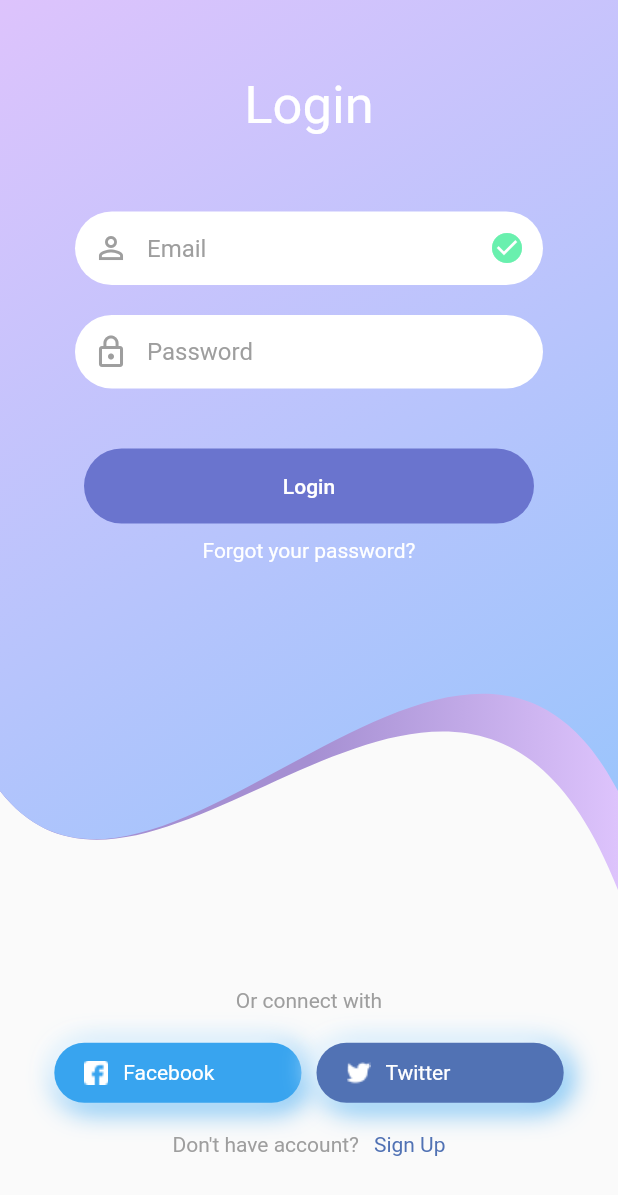
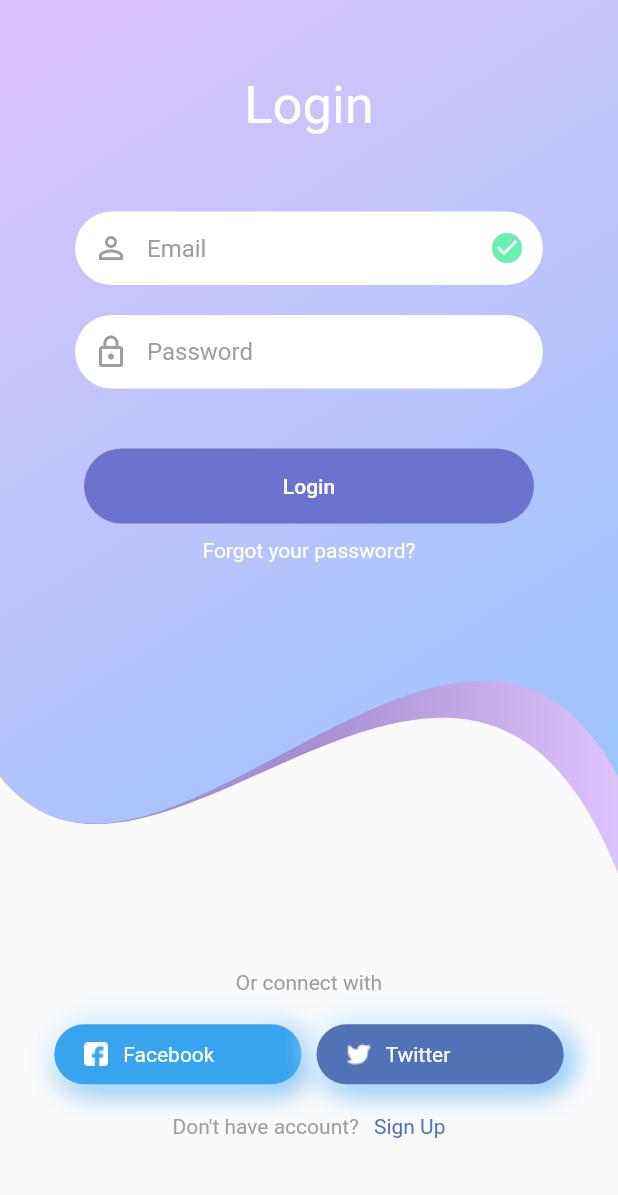
Before and after one commit to FrazileDevelopers/clipper, a Flutter app: the screen it shows after launch, on a phone screen of 412 x 824 dp. Shown: the top 1195 px of the screen. Run offline on Flutter 3.47's test engine with Material 2 defaults, Android fonts, the light colour scheme and no system bars; our stand-ins replace connectivity, google_fonts; missing offline and left inert: fzregex; Roboto replaces fonts that are missing (Ubuntu).

Commit message:
Clips Bugs Fixed

```diff
--- a/lib/pages/login/login.dart
+++ b/lib/pages/login/login.dart
@@ -26,6 +26,8 @@ class _LoginState extends State<Login> {
     return Scaffold(
       body: SingleChildScrollView(
         child: Column(
+          mainAxisAlignment: MainAxisAlignment.center,
+          crossAxisAlignment: CrossAxisAlignment.center,
           children: [
             Stack(
               children: [
@@ -33,7 +35,7 @@ class _LoginState extends State<Login> {
                   clipper: DrawClip2(),
                   child: Container(
                     width: size.width,
-                    height: size.height * 0.8,
+                    height: size.height * .785,
                     decoration: BoxDecoration(
                       gradient: LinearGradient(
                         colors: [
@@ -50,7 +52,7 @@ class _LoginState extends State<Login> {
                   clipper: DrawClip(),
                   child: Container(
                     width: size.width,
-                    height: size.height * 0.8,
+                    height: size.height * .785,
                     decoration: BoxDecoration(
                       gradient: LinearGradient(
                         colors: [
@@ -122,10 +124,12 @@ class _LoginState extends State<Login> {
                 )
               ],
             ),
-            Text(
-              "Or connect with",
-              style: GoogleFonts.ubuntu(
-                color: Colors.grey,
+            Center(
+              child: Text(
+                "Or connect with",
+                style: GoogleFonts.ubuntu(
+                  color: Colors.grey,
+                ),
               ),
             ),
             Padding(
@@ -135,6 +139,7 @@ class _LoginState extends State<Login> {
               ),
               child: Row(
                 mainAxisAlignment: MainAxisAlignment.center,
+                crossAxisAlignment: CrossAxisAlignment.center,
                 children: [
                   Container(
                     decoration: BoxDecoration(
```
